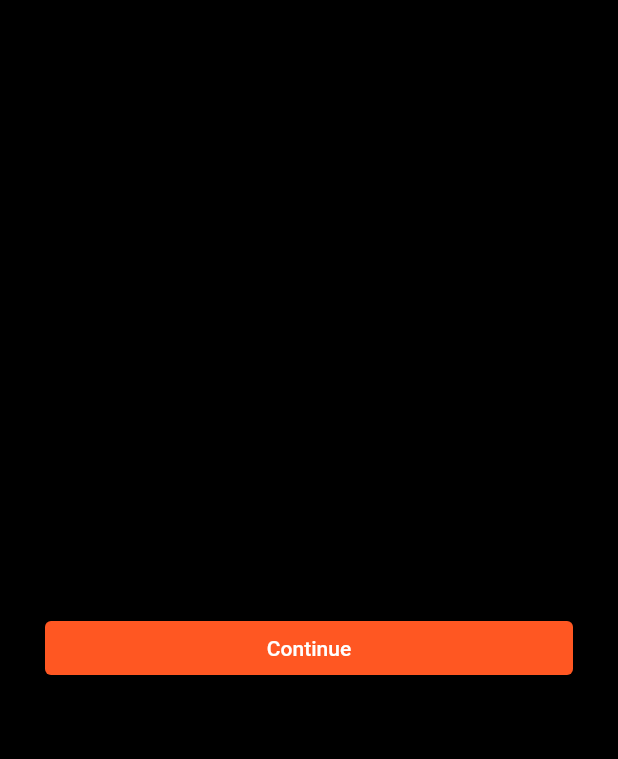
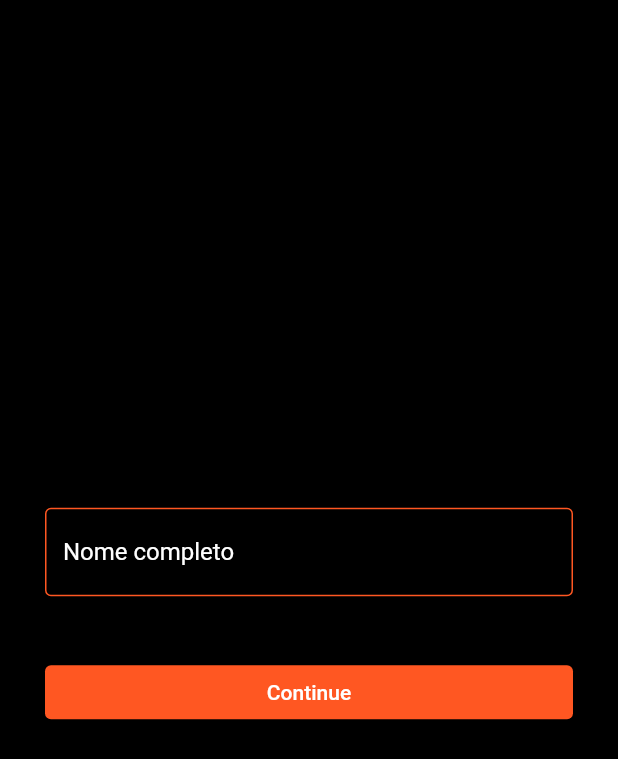
Before and after one commit to mechztcc/flutter-bank, a Flutter app: the CreatePage screen opened by its route, after a tap on "Continue", on a phone screen of 412 x 824 dp. Shown: the top 759 px of the screen. Run offline on Flutter 3.47's test engine with Material 2 defaults, Android fonts, the phone set to English and light mode, and no system bars; our stand-ins replace flutter_modular, mobx; generated files the repository leaves out were written again.

Commit message:
navigation create account

```diff
--- a/lib/app/modules/users/widgets/create_form_widget.dart
+++ b/lib/app/modules/users/widgets/create_form_widget.dart
@@ -13,6 +13,50 @@ class CreateFormWidget extends StatefulWidget {
 class _CreateFormWidgetState extends State<CreateFormWidget> {
   bool isCpf = true;
 
+  bool isName = false;
+  bool isEmail = false;
+  bool isPassword = false;
+
+  void handleInput() {
+    if (isCpf == true) {
+      _showName();
+      return;
+    }
+    if (isName == true) {
+      _showEmail();
+      return;
+    }
+
+    if (isEmail == true) {
+      _showPassword();
+      return;
+    }
+    print(isName);
+    print(isEmail);
+    print(isPassword);
+  }
+
+  void _showName() {
+    isCpf = false;
+    isName = true;
+    isEmail = false;
+    isPassword = false;
+  }
+
+  void _showEmail() {
+    isCpf = false;
+    isName = false;
+    isEmail = true;
+    isPassword = false;
+  }
+
+  void _showPassword() {
+    isCpf = false;
+    isName = false;
+    isEmail = false;
+    isPassword = true;
+  }
+
   @override
   Widget build(BuildContext context) {
     return Container(
@@ -27,6 +71,9 @@ class _CreateFormWidgetState extends State<CreateFormWidget> {
                 children: [
                   if (isCpf == true)
                     TextFormField(
+                      style: TextStyle(
+                        color: Colors.white,
+                      ),
                       decoration: const InputDecoration(
                         label: Text(
                           'CPF',
@@ -38,6 +85,63 @@ class _CreateFormWidgetState extends State<CreateFormWidget> {
                             borderSide: BorderSide(color: Colors.deepOrange)),
                       ),
                     ),
+                  if (isName == true)
+                    TextFormField(
+                      style: TextStyle(
+                        color: Colors.white,
+                      ),
+                      decoration: const InputDecoration(
+                        label: Text(
+                          'Nome completo',
+                          style: TextStyle(
+                            color: Colors.white,
+                          ),
+                        ),
+                        enabledBorder: OutlineInputBorder(
+                          borderSide: BorderSide(
+                            color: Colors.deepOrange,
+                          ),
+                        ),
+                      ),
+                    ),
+                  if (isEmail == true)
+                    TextFormField(
+                      style: TextStyle(
+                        color: Colors.white,
+                      ),
+                      decoration: const InputDecoration(
+                        label: Text(
+                          'E-mail',
+                          style: TextStyle(
+                            color: Colors.white,
+                          ),
+                        ),
+                        enabledBorder: OutlineInputBorder(
+                          borderSide: BorderSide(
+                            color: Colors.deepOrange,
+                          ),
+                        ),
+                      ),
+                    ),
+                  if (isPassword == true)
+                    TextFormField(
+                      style: TextStyle(
+                        color: Colors.white,
+                      ),
+                      decoration: const InputDecoration(
+                        label: Text(
+                          'Senha',
+                          style: TextStyle(
+                            color: Colors.white,
+                          ),
+                        ),
+                        enabledBorder: OutlineInputBorder(
+                          borderSide: BorderSide(
+                            color: Colors.deepOrange,
+                          ),
+                        ),
+                      ),
+                    ),
                   Padding(
                     padding: const EdgeInsets.only(top: 40),
                     child: SizedBox(
@@ -45,7 +149,7 @@ class _CreateFormWidgetState extends State<CreateFormWidget> {
                       child: ElevatedButton(
                         onPressed: () {
                           setState(() {
-                            isCpf = !isCpf;
+                            handleInput();
                           });
                         },
                         child: const Text(
@@ -58,7 +162,7 @@ class _CreateFormWidgetState extends State<CreateFormWidget> {
                             primary: Theme.of(context).colorScheme.secondary),
                       ),
                     ),
-                  )
+                  ),
                 ],
               ),
             ),
```
